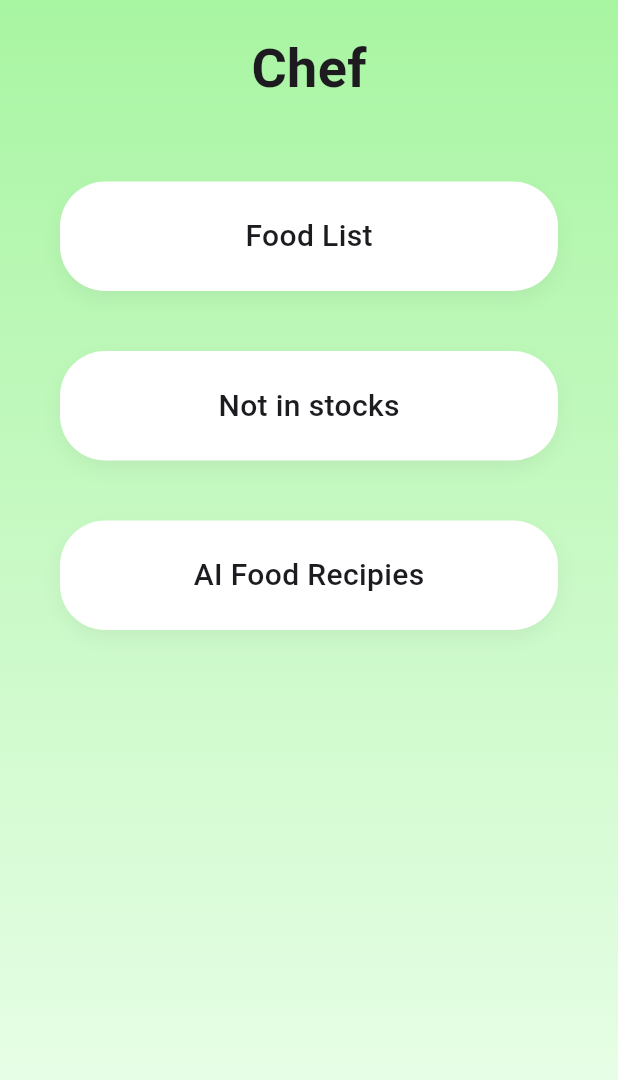
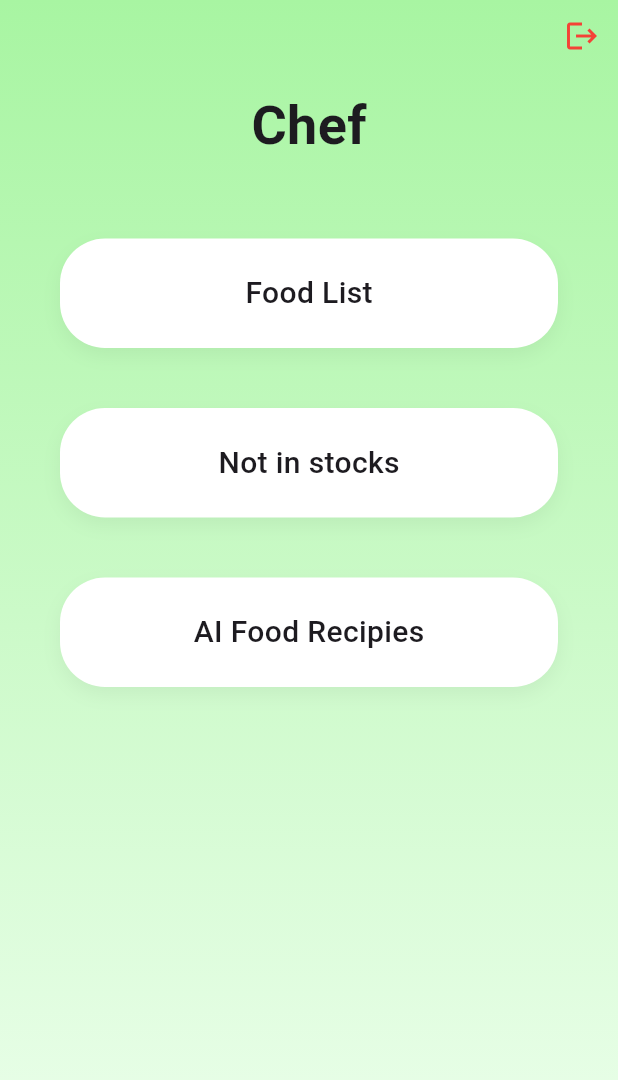
Before and after one commit to InushiAnjala/wasteless_app, a Flutter app: the ChefHomeScreen screen opened directly, on a phone screen of 412 x 824 dp. Shown: the top 1080 px of the screen. Run offline on Flutter 3.47's test engine with Material 3 defaults, Android fonts, the light colour scheme and no system bars; our stand-ins replace cloud_firestore, firebase_auth, firebase_core; accounts and stored records are empty; Roboto replaces fonts that are missing (Poppins).

Commit message:
added log out buttons and backend

```diff
--- a/lib/screens/chef/chef_home_screen.dart
+++ b/lib/screens/chef/chef_home_screen.dart
@@ -1,7 +1,10 @@
 import 'package:flutter/material.dart';
+import 'package:firebase_auth/firebase_auth.dart';
+
 import 'chef_food_screen.dart';
 import 'not_in_stock_screen.dart';
 import 'ai_food_recipes_screen.dart';
+import '../onboarding/login_signup_screen.dart';
 
 class ChefHomeScreen extends StatelessWidget {
   const ChefHomeScreen({super.key});
@@ -13,24 +16,40 @@ class ChefHomeScreen extends StatelessWidget {
         width: double.infinity,
         height: double.infinity,
 
-        // Gradient Background
+        // 🌿 Gradient Background
         decoration: const BoxDecoration(
           gradient: LinearGradient(
             begin: Alignment.topCenter,
             end: Alignment.bottomCenter,
-            colors: [
-              Color(0xFFA8F5A2), // light green
-              Color(0xFFEFFFEF), // white fade at bottom
-            ],
+            colors: [Color(0xFFA8F5A2), Color(0xFFEFFFEF)],
           ),
         ),
 
         child: SafeArea(
           child: Column(
             children: [
-              const SizedBox(height: 20),
+              // 🔴 LOGOUT BUTTON (TOP RIGHT)
+              Align(
+                alignment: Alignment.topRight,
+                child: IconButton(
+                  icon: const Icon(Icons.logout, color: Colors.red),
+                  onPressed: () async {
+                    await FirebaseAuth.instance.signOut();
 
-              /// Title
+                    Navigator.pushAndRemoveUntil(
+                      context,
+                      MaterialPageRoute(
+                        builder: (context) => const LoginSignupScreen(),
+                      ),
+                      (route) => false,
+                    );
+                  },
+                ),
+              ),
+
+              const SizedBox(height: 10),
+
+              /// ✅ CENTERED TITLE (UNCHANGED)
               const Text(
                 "Chef",
                 style: TextStyle(fontSize: 36, fontWeight: FontWeight.bold),
```
Also changed, not shown: lib/main.dart (+37 -28 lines), lib/screens/home/home_screen.dart (+27 -6 lines), lib/screens/auth/auth_wrapper.dart (added).
